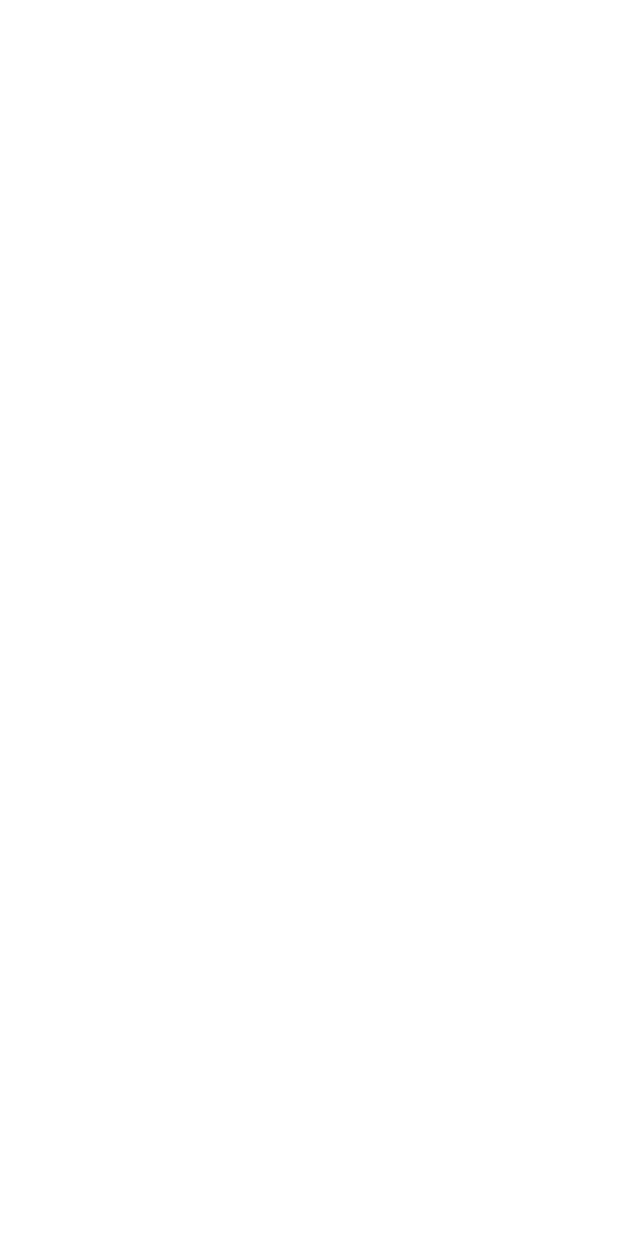
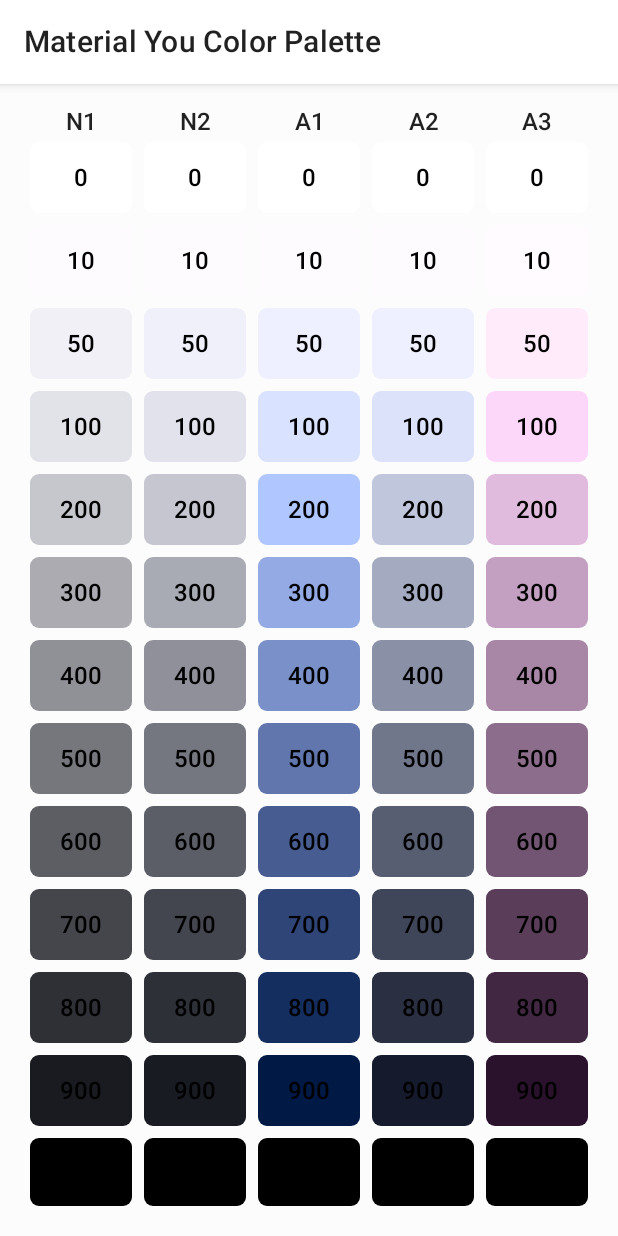
Before and after one commit to Daniel-WD/MaterialYouColorPaletteViewer, an Android app built with Jetpack Compose: the screen it shows after launch (MainActivity), on a phone screen of 412 x 824 dp. Before the commit the screen is empty. Run offline under Robolectric (Android 15) with nearby library versions, the phone set to English and light mode, and no system bars; our stand-ins replace Dagger/Hilt's generated code, accompanist, livedata-compose.

Commit message:
Implement PaletteScreen

```diff
--- a/app/build.gradle
+++ b/app/build.gradle
@@ -15,7 +15,7 @@ android {
 
     defaultConfig {
         applicationId "com.titaniel.materialyoucolorpaletteviewer"
-        minSdk 21
+        minSdk 31
         targetSdk 31
         versionCode 1
         versionName "1.0"
@@ -56,6 +56,9 @@ android {
 
 dependencies {
 
+    // System UI color change utils
+    implementation "com.google.accompanist:accompanist-systemuicontroller:0.19.0"
+
     // Work manager
 //    implementation("androidx.work:work-runtime-ktx:2.6.0")
 
--- a/app/src/main/java/com/titaniel/materialyoucolorpaletteviewer/MainActivity.kt
+++ b/app/src/main/java/com/titaniel/materialyoucolorpaletteviewer/MainActivity.kt
@@ -5,11 +5,8 @@ import androidx.activity.ComponentActivity
 import androidx.activity.compose.setContent
 import androidx.compose.material.MaterialTheme
 import androidx.compose.material.Surface
-import androidx.compose.material.Text
-import androidx.compose.runtime.Composable
-import androidx.compose.ui.tooling.preview.Preview
+import com.titaniel.materialyoucolorpaletteviewer.ui.screens.PaletteScreenWrapper
 import com.titaniel.materialyoucolorpaletteviewer.ui.theme.MaterialYouColorPaletteViewerTheme
-import dagger.hilt.EntryPoint
 import dagger.hilt.android.AndroidEntryPoint
 
 @AndroidEntryPoint
@@ -20,7 +17,7 @@ class MainActivity : ComponentActivity() {
         setContent {
             MaterialYouColorPaletteViewerTheme {
                 Surface(color = MaterialTheme.colors.background) {
-
+                    PaletteScreenWrapper()
                 }
             }
         }
--- a/app/src/main/java/com/titaniel/materialyoucolorpaletteviewer/MaterialYouColorPaletteViewer.kt
+++ b/app/src/main/java/com/titaniel/materialyoucolorpaletteviewer/MaterialYouColorPaletteViewer.kt
@@ -4,5 +4,4 @@ import android.app.Application
 import dagger.hilt.android.HiltAndroidApp
 
 @HiltAndroidApp
-class MaterialYouColorPaletteViewer: Application() {
-}
+class MaterialYouColorPaletteViewer: Application()
--- /dev/null
+++ b/app/src/main/java/com/titaniel/materialyoucolorpaletteviewer/ui/screens/PaletteScreen.kt
@@ -0,0 +1,402 @@
+package com.titaniel.materialyoucolorpaletteviewer.ui.screens
+
+import android.app.Application
+import androidx.compose.foundation.layout.*
+import androidx.compose.material.*
+import androidx.compose.runtime.Composable
+import androidx.compose.runtime.SideEffect
+import androidx.compose.runtime.getValue
+import androidx.compose.runtime.livedata.observeAsState
+import androidx.compose.ui.Alignment
+import androidx.compose.ui.Modifier
+import androidx.compose.ui.graphics.Color
+import androidx.compose.ui.res.colorResource
+import androidx.compose.ui.tooling.preview.Preview
+import androidx.compose.ui.unit.Dp
+import androidx.compose.ui.unit.dp
+import androidx.lifecycle.AndroidViewModel
+import androidx.lifecycle.LiveData
+import androidx.lifecycle.MutableLiveData
+import androidx.lifecycle.viewmodel.compose.viewModel
+import com.google.accompanist.systemuicontroller.rememberSystemUiController
+import com.titaniel.materialyoucolorpaletteviewer.ui.theme.MaterialYouColorPaletteViewerTheme
+import dagger.hilt.android.lifecycle.HiltViewModel
+import javax.inject.Inject
+
+@HiltViewModel
+class PaletteViewModel @Inject constructor(context: Application) : AndroidViewModel(context) {
+
+    companion object {
+
+        /**
+         * List of lists for the sub lists being rows with neutral1, neutral2, accent1, accent2 and
+         * accent3 Material You colors.
+         */
+        val COLOR_MATRIX = listOf(
+            listOf(
+                android.R.color.system_neutral1_0,
+                android.R.color.system_neutral2_0,
+                android.R.color.system_accent1_0,
+                android.R.color.system_accent2_0,
+                android.R.color.system_accent3_0
+            ),
+            listOf(
+                android.R.color.system_neutral1_10,
+                android.R.color.system_neutral2_10,
+                android.R.color.system_accent1_10,
+                android.R.color.system_accent2_10,
+                android.R.color.system_accent3_10
+            ),
+            listOf(
+                android.R.color.system_neutral1_50,
+                android.R.color.system_neutral2_50,
+                android.R.color.system_accent1_50,
+                android.R.color.system_accent2_50,
+                android.R.color.system_accent3_50
+            ),
+            listOf(
+                android.R.color.system_neutral1_100,
+                android.R.color.system_neutral2_100,
+                android.R.color.system_accent1_100,
+                android.R.color.system_accent2_100,
+                android.R.color.system_accent3_100
+            ),
+            listOf(
+                android.R.color.system_neutral1_200,
+                android.R.color.system_neutral2_200,
+                android.R.color.system_accent1_200,
+                android.R.color.system_accent2_200,
+                android.R.color.system_accent3_200
+            ),
+            listOf(
+                android.R.color.system_neutral1_300,
+                android.R.color.system_neutral2_300,
+                android.R.color.system_accent1_300,
+                android.R.color.system_accent2_300,
+                android.R.color.system_accent3_300
+            ),
+            listOf(
+                android.R.color.system_neutral1_400,
+                android.R.color.system_neutral2_400,
+                android.R.color.system_accent1_400,
+                android.R.color.system_accent2_400,
+                android.R.color.system_accent3_400
+            ),
+            listOf(
+                android.R.color.system_neutral1_500,
+                android.R.color.system_neutral2_500,
+                android.R.color.system_accent1_500,
+                android.R.color.system_accent2_500,
+                android.R.color.system_accent3_500
+            ),
+            listOf(
+                android.R.color.system_neutral1_600,
+                android.R.color.system_neutral2_600,
+                android.R.color.system_accent1_600,
+                android.R.color.system_accent2_600,
+                android.R.color.system_accent3_600
+            ),
+            listOf(
+                android.R.color.system_neutral1_700,
+                android.R.color.system_neutral2_700,
+                android.R.color.system_accent1_700,
+                android.R.color.system_accent2_700,
+                android.R.color.system_accent3_700
+            ),
+            listOf(
+                android.R.color.system_neutral1_800,
+                android.R.color.system_neutral2_800,
+                android.R.color.system_accent1_800,
+                android.R.color.system_accent2_800,
+                android.R.color.system_accent3_800
+            ),
+            listOf(
+                android.R.color.system_neutral1_900,
+                android.R.color.system_neutral2_900,
+                android.R.color.system_accent1_900,
+                android.R.color.system_accent2_900,
+                android.R.color.system_accent3_900
+            ),
+            listOf(
+                android.R.color.system_neutral1_1000,
+                android.R.color.system_neutral2_1000,
+                android.R.color.system_accent1_1000,
+                android.R.color.system_accent2_1000,
+                android.R.color.system_accent3_1000
+            )
+        )
+
+        /**
+         * Labels for color shades.
+         */
+        val SHADE_LABELS = listOf(
+            "0",
+            "10",
+            "50",
+            "100",
+            "200",
+            "300",
+            "400",
+            "500",
+            "600",
+            "700",
+            "800",
+            "900",
+            "1000"
+        )
+    }
+
+    /**
+     * Contains values of [COLOR_MATRIX] that exist on this device.
+     */
+    private val _colorMatrix: MutableLiveData<List<List<Int>>> = MutableLiveData()
+    val colorMatrix: LiveData<List<List<Int>>> = _colorMatrix
+
+    init {
+
+        // Like COLOR_MATRIX excluding non existing colors. Those will be black.
+        _colorMatrix.value = COLOR_MATRIX.map {
+
+            // Map each row to its row with working colors
+            it.map { colorId ->
+
+                try {
+
+                    // If this works
+                    context.getColor(colorId)
+
+                    // Return color
+                    colorId
+                } catch (e: Exception) {
+
+                    // Return black otherwise
+                    android.R.color.black
+                }
+
+            }
+
+        }
+
+    }
+
+}
+
+@Composable
+fun PaletteScreenWrapper(viewModel: PaletteViewModel = viewModel()) {
+
+    val colorIdMatrix by viewModel.colorMatrix.observeAsState(emptyList())
+
+    // Create color matrix out of color id matrix
+    val colorMatrix = colorIdMatrix.map { it.map { colorId -> colorResource(id = colorId) } }
+
+    PaletteScreen(colorMatrix = colorMatrix)
+}
+
+@Composable
+fun PaletteScreen(colorMatrix: List<List<Color>>) {
+
+    SetSystemUiColors()
+
+    Column(modifier = Modifier.fillMaxSize()) {
+
+        TopAppBar(title = {
+            Text(text = "Material You Color Palette")
+        }, backgroundColor = MaterialTheme.colors.surface)
+
+        Column(modifier = Modifier.padding(16.dp)) {
+
+            Row(modifier = Modifier.fillMaxWidth(), horizontalArrangement = Arrangement.SpaceAround) {
+                Text(text = "N1")
+                Text(text = "N2")
+                Text(text = "A1")
+                Text(text = "A2")
+                Text(text = "A3")
+            }
+
+            BoxWithConstraints {
+
+                // Calculate width and height of tiles
+                val tileWidth = maxWidth / 5
+                val tileHeight = maxHeight / 13
+
+                Column(
+                    horizontalAlignment = Alignment.CenterHorizontally
+                ) {
+
+                    colorMatrix.forEachIndexed { i, colorRow ->
+
+                        Row {
+
+                            colorRow.forEach { color ->
+
+                                Tile(
+                                    color = color,
+                                    text = PaletteViewModel.SHADE_LABELS[i],
+                                    tileWidth,
+                                    tileHeight
+                                )
+                            }
+                        }
+                    }
+                }
+            }
+        }
+
+
+    }
+
+
+}
+
+@Composable
+fun Tile(color: Color, text: String, width: Dp, height: Dp) {
+
+    // Theme shapes
+    val shapes = MaterialTheme.shapes
+
+    Surface(
+        modifier = Modifier
+            .size(width = width, height = height)
+            .padding(4.dp),
+        shape = shapes.small,
+        color = color,
+    ) {
+
+        Box(contentAlignment = Alignment.Center) {
+
+            Text(
+                text = text,
+                color = contentColorFor(backgroundColor = color),
+                style = MaterialTheme.typography.body1
+            )
+        }
+    }
+}
+
+@Composable
+fun SetSystemUiColors() {
+
+    // Get system ui controller
+    val systemUiController = rememberSystemUiController()
+
+    // Get color for status bar
+    val statusBarColor = MaterialTheme.colors.surface
+
+    // Get color for navigation bar
+    val navigationBarColor = MaterialTheme.colors.background
+
+    SideEffect {
+
+        // Set system bar color
+        systemUiController.setSystemBarsColor(color = statusBarColor)
+
+        // Set navigation bar color
+        systemUiController.setNavigationBarColor(color = navigationBarColor)
+    }
+
+}
+
+@Preview(widthDp = 360, heightDp = 640)
+@Composable
+fun PalettePreview() {
+
+    val tileColor = Color(0xFFFFE0E0)
+
+    MaterialYouColorPaletteViewerTheme {
+        PaletteScreen(
+            listOf(
+                listOf(
+                    tileColor,
+                    tileColor,
+                    tileColor,
+                    tileColor,
+                    tileColor
+                ),
+                listOf(
+                    tileColor,
+                    tileColor,
+                    tileColor,
+                    tileColor,
+                    tileColor
+                ),
+                listOf(
+                    tileColor,
+                    tileColor,
+                    tileColor,
+                    tileColor,
+                    tileColor
+                ),
+                listOf(
+                    tileColor,
+                    tileColor,
+                    tileColor,
+                    tileColor,
+                    tileColor
+                ),
+                listOf(
+                    tileColor,
+                    tileColor,
+                    tileColor,
+                    tileColor,
+                    tileColor
+                ),
+                listOf(
+                    tileColor,
+                    tileColor,
+                    tileColor,
+                    tileColor,
+                    tileColor
+                ),
+                listOf(
+                    tileColor,
+                    tileColor,
+                    tileColor,
+                    tileColor,
+                    tileColor
+                ),
+                listOf(
+                    tileColor,
+                    tileColor,
+                    tileColor,
+                    tileColor,
+                    tileColor
+                ),
+                listOf(
+                    tileColor,
+                    tileColor,
+                    tileColor,
+                    tileColor,
+                    tileColor
+                ),
+                listOf(
+                    tileColor,
+                    tileColor,
+                    tileColor,
+                    tileColor,
+                    tileColor
+                ),
+                listOf(
+                    tileColor,
+                    tileColor,
+                    tileColor,
+                    tileColor,
+                    tileColor
+                ),
+                listOf(
+                    tileColor,
+                    tileColor,
+                    tileColor,
+                    tileColor,
+                    tileColor
+                ),
+                listOf(
+                    tileColor,
+                    tileColor,
+                    tileColor,
+                    tileColor,
+                    tileColor
+                )
+            )
+        )
+    }
+}
--- a/app/src/main/java/com/titaniel/materialyoucolorpaletteviewer/ui/theme/Color.kt
+++ b/app/src/main/java/com/titaniel/materialyoucolorpaletteviewer/ui/theme/Color.kt
@@ -6,3 +6,5 @@ val Purple200 = Color(0xFFBB86FC)
 val Purple500 = Color(0xFF6200EE)
 val Purple700 = Color(0xFF3700B3)
 val Teal200 = Color(0xFF03DAC5)
+
+val LightBackground = Color(0xFFFCFCFC)
--- a/app/src/main/java/com/titaniel/materialyoucolorpaletteviewer/ui/theme/Shape.kt
+++ b/app/src/main/java/com/titaniel/materialyoucolorpaletteviewer/ui/theme/Shape.kt
@@ -5,7 +5,7 @@ import androidx.compose.material.Shapes
 import androidx.compose.ui.unit.dp
 
 val Shapes = Shapes(
-    small = RoundedCornerShape(4.dp),
+    small = RoundedCornerShape(6.dp),
     medium = RoundedCornerShape(4.dp),
     large = RoundedCornerShape(0.dp)
 )
--- a/app/src/main/java/com/titaniel/materialyoucolorpaletteviewer/ui/theme/Theme.kt
+++ b/app/src/main/java/com/titaniel/materialyoucolorpaletteviewer/ui/theme/Theme.kt
@@ -15,7 +15,8 @@ private val DarkColorPalette = darkColors(
 private val LightColorPalette = lightColors(
     primary = Purple500,
     primaryVariant = Purple700,
-    secondary = Teal200
+    secondary = Teal200,
+    background = LightBackground
 
     /* Other default colors to override
     background = Color.White,
--- a/app/src/main/java/com/titaniel/materialyoucolorpaletteviewer/ui/theme/Type.kt
+++ b/app/src/main/java/com/titaniel/materialyoucolorpaletteviewer/ui/theme/Type.kt
@@ -10,7 +10,7 @@ import androidx.compose.ui.unit.sp
 val Typography = Typography(
     body1 = TextStyle(
         fontFamily = FontFamily.Default,
-        fontWeight = FontWeight.Normal,
+        fontWeight = FontWeight.Medium,
         fontSize = 16.sp
     )
     /* Other default text styles to override
```
